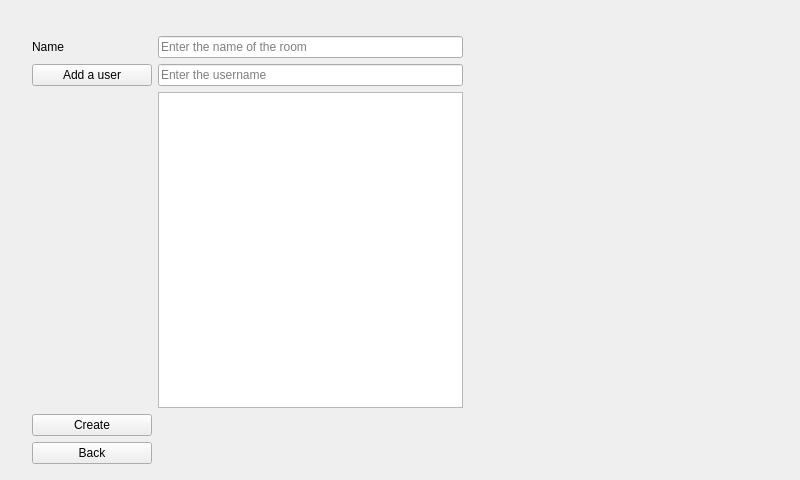
Old version of the form client/src/RoomCreationPage.ui in the repository cpp-park-vk-education/2023_1_C--.
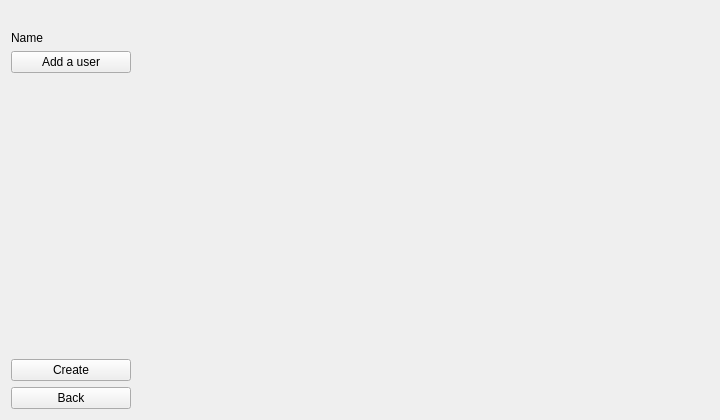
New version of the form. Custom widgets are drawn as their Qt base class.

Diff of the .ui file:
```diff
--- a/client/src/RoomCreationPage.ui
+++ b/client/src/RoomCreationPage.ui
@@ -6,30 +6,35 @@
    <rect>
     <x>0</x>
     <y>0</y>
-    <width>800</width>
-    <height>480</height>
+    <width>720</width>
+    <height>420</height>
    </rect>
   </property>
   <property name="windowTitle">
    <string>Form</string>
   </property>
   <property name="styleSheet">
-   <string notr="true"/>
+   <string notr="true">QListWidget {
+	border: none;
+	background-color: transparent;
+	font: 14px &quot;&quot;;
+	outline: 0;
+	margin: 8px 20px;
+}
+
+QListWidget::item {
+	padding: 8px 20px;
+}
+
+QListWidget::item:selected {
+	padding: 8px 20px;
+	background-color: transparent;
+}
+
+</string>
   </property>
-  <layout class="QVBoxLayout" name="verticalLayout">
-   <property name="leftMargin">
-    <number>32</number>
-   </property>
-   <property name="topMargin">
-    <number>16</number>
-   </property>
-   <property name="rightMargin">
-    <number>32</number>
-   </property>
-   <property name="bottomMargin">
-    <number>16</number>
-   </property>
-   <item>
+  <layout class="QGridLayout" name="gridLayout_2">
+   <item row="0" column="0">
     <widget class="QLabel" name="errorLabel">
      <property name="styleSheet">
       <string notr="true">color: red;</string>
@@ -39,15 +44,8 @@
      </property>
     </widget>
    </item>
-   <item>
+   <item row="1" column="0">
     <layout class="QGridLayout" name="gridLayout">
-     <item row="0" column="1">
-      <widget class="QLineEdit" name="name">
-       <property name="placeholderText">
-        <string>Enter the name of the room</string>
-       </property>
-      </widget>
-     </item>
      <item row="1" column="0">
       <widget class="QPushButton" name="addButton">
        <property name="text">
@@ -81,15 +79,11 @@
        </property>
       </widget>
      </item>
-     <item row="1" column="1">
-      <widget class="QLineEdit" name="username">
-       <property name="placeholderText">
-        <string>Enter the username</string>
-       </property>
-      </widget>
-     </item>
      <item row="2" column="1">
       <widget class="QListWidget" name="members">
+       <property name="enabled">
+        <bool>true</bool>
+       </property>
        <property name="styleSheet">
         <string notr="true"/>
        </property>
@@ -115,10 +109,49 @@
        </property>
       </widget>
      </item>
+     <item row="1" column="1">
+      <widget class="MCLineEdit" name="username" native="true">
+       <property name="minimumSize">
+        <size>
+         <width>0</width>
+         <height>0</height>
+        </size>
+       </property>
+       <property name="styleSheet">
+        <string notr="true"/>
+       </property>
+       <property name="placeholderText" stdset="0">
+        <string notr="true">Enter the username</string>
+       </property>
+      </widget>
+     </item>
+     <item row="0" column="1">
+      <widget class="MCLineEdit" name="name" native="true">
+       <property name="minimumSize">
+        <size>
+         <width>0</width>
+         <height>0</height>
+        </size>
+       </property>
+       <property name="styleSheet">
+        <string notr="true"/>
+       </property>
+       <property name="placeholderText" stdset="0">
+        <string notr="true">Enter the username</string>
+       </property>
+      </widget>
+     </item>
     </layout>
    </item>
   </layout>
  </widget>
+ <customwidgets>
+  <customwidget>
+   <class>MCLineEdit</class>
+   <extends>QWidget</extends>
+   <header location="global">../include/mclineedit.h</header>
+  </customwidget>
+ </customwidgets>
  <resources/>
  <connections/>
 </ui>
```
